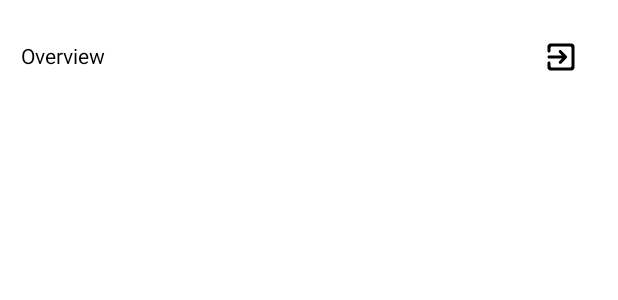
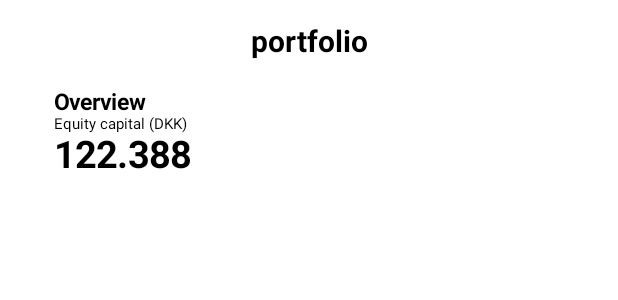
Before and after one commit to Johansogaard/stockApp, an Android app built with Jetpack Compose: the @Preview function PreviewPortfolioScreen, on a phone screen of 412 x 824 dp. Shown: the top 300 px of the screen. Run offline under Robolectric (Android 15) with nearby library versions, the phone set to English and light mode, and no system bars.

Commit message:
Portfolio screen updated

```diff
--- a/app/src/main/java/com/example/stockapp/screens/portfolio_screen.kt
+++ b/app/src/main/java/com/example/stockapp/screens/portfolio_screen.kt
@@ -1,5 +1,6 @@
 package com.example.stockapp.screens
 
+import androidx.compose.foundation.background
 import androidx.compose.foundation.layout.Arrangement
 import androidx.compose.foundation.layout.Box
 import androidx.compose.foundation.layout.Column
@@ -16,8 +17,11 @@ import androidx.compose.runtime.Composable
 import androidx.compose.ui.Alignment
 import androidx.compose.ui.Modifier
 import androidx.compose.ui.graphics.Color
+import androidx.compose.ui.modifier.modifierLocalConsumer
+import androidx.compose.ui.text.font.FontWeight
 import androidx.compose.ui.tooling.preview.Preview
 import androidx.compose.ui.unit.dp
+import androidx.compose.ui.unit.sp
 import androidx.navigation.NavController
 import androidx.navigation.compose.rememberNavController
 import com.example.stockapp.data.Screen
@@ -25,7 +29,10 @@ import com.example.stockapp.authentication.EmailAuthManager
 
 @Composable
 fun PortfolioScreen(navController: NavController) {
-    Box(modifier = Modifier.fillMaxSize())
+    Box(modifier = Modifier
+        .fillMaxSize()
+        .background(Color.White)
+    )
     {
         PortfolioLayout(navController)
 
@@ -33,34 +40,41 @@ fun PortfolioScreen(navController: NavController) {
 
 }
 @Composable
-fun PortfolioLayout(navController: NavController)
-{
-    Column(
-        modifier = Modifier
-            .fillMaxSize()
-            .padding(14.dp)
-    )
-    {
-        Row( modifier = Modifier.fillMaxWidth(), horizontalArrangement = Arrangement.SpaceBetween, // Align children to the start and end of the Row
-            verticalAlignment = Alignment.CenterVertically) {
-            Text(text = "Overview")
-            IconButton(
-                onClick = {
-                          EmailAuthManager.signOut()
-                    navController.navigate(Screen.IntroScreen.route)
-                },
+fun PortfolioLayout(navController: NavController) {
+    Box(modifier = Modifier.fillMaxSize()) {
+        Column(
+            modifier = Modifier.fillMaxSize().padding(16.dp),
+            horizontalAlignment = Alignment.CenterHorizontally
+        ) {
+            Text(text = "portfolio",
+                fontSize = 20.sp,
+                fontWeight= FontWeight.Bold
+            )
+
+            Column(
+                modifier = Modifier.fillMaxWidth().padding(20.dp),
+                horizontalAlignment = Alignment.Start
+            ) {
+                Text(
+                    text = "Overview",
+                    fontSize = 15.sp,
+                    fontWeight = FontWeight.Bold
+                )
+
+                Text(
+                    text = "Equity capital (DKK)",
+                    fontSize = 10.sp
+                )
+                Text(text = "122.388",
+                    fontSize = 25.sp,
+                    fontWeight = FontWeight.Bold)
+            }
+        }
+
+    }
+}
 
 
-            ) {
-                Icon(
-                    imageVector = Icons.Rounded.ExitToApp,
-                    contentDescription = "exit app icon",
-                    tint = Color.Black // You can change the icon color here
-                )
-            }
-        }
-        }
-    }
 
 @Preview(showBackground = true)
 @Composable
```
